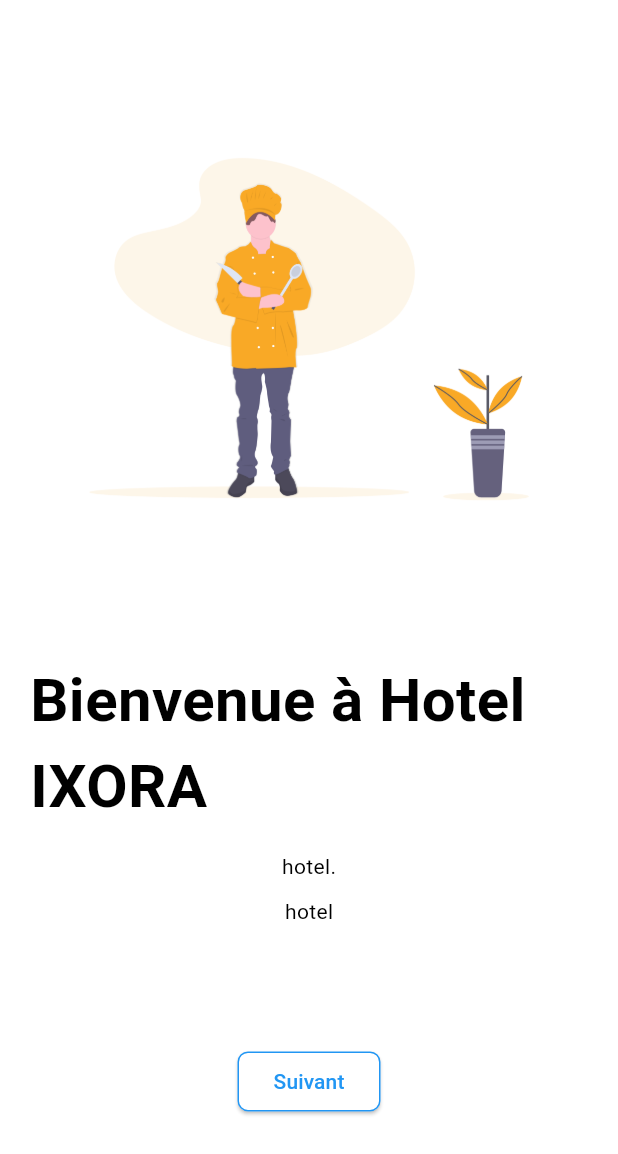
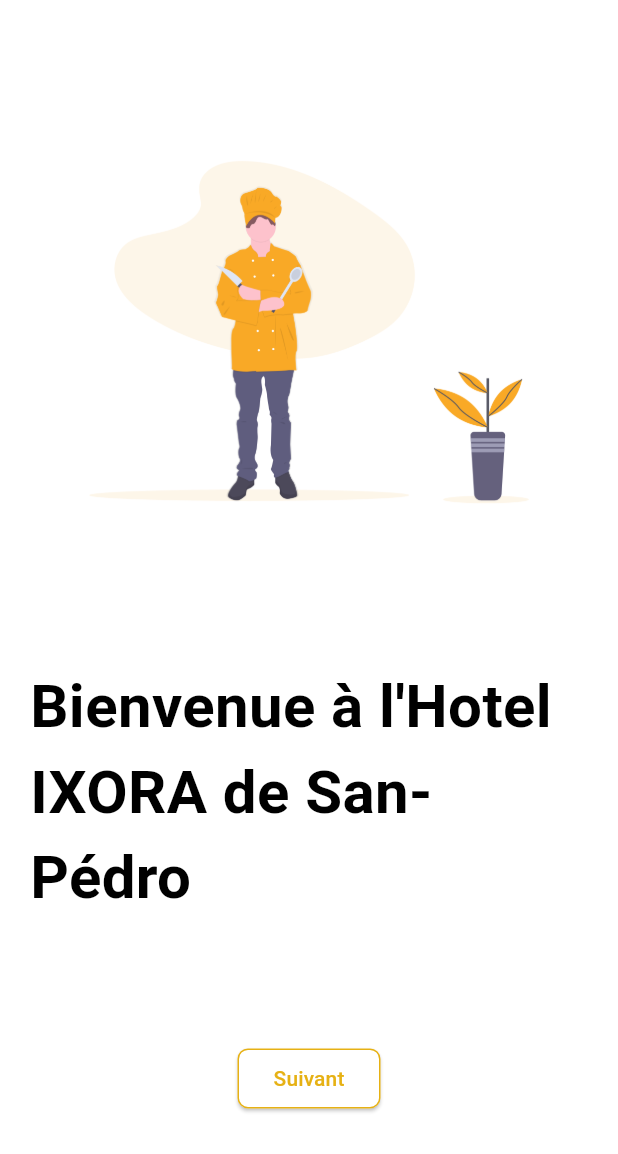
Before and after one commit to koneahmedsalim/To-do-app, a Flutter app: the screen it shows after launch, on a phone screen of 412 x 824 dp. Shown: the top 1154 px of the screen. Run offline on Flutter 3.47's test engine with Material 3 defaults, Android fonts, the phone set to English and light mode, and no system bars; our stand-ins replace flutter_credit_card; missing offline and left inert: dart:ffi, qr_code_scanner.

```diff
--- a/lib/overview/onboarding_one.dart
+++ b/lib/overview/onboarding_one.dart
@@ -8,7 +8,9 @@ class OnboardingOne extends StatelessWidget {
 
   @override
   Widget build(BuildContext context) {
-    return Padding(
+    return Container(
+      color: Colors.white, // Fond en blanc
+      child: Padding(
         padding: const EdgeInsets.symmetric(horizontal: 20),
         child: Column(
           mainAxisAlignment: MainAxisAlignment.spaceEvenly,
@@ -19,22 +21,8 @@ class OnboardingOne extends StatelessWidget {
             const Column(
               children: [
                 Text(
-                "Bienvenue à Hotel IXORA",
+                  "Bienvenue à l'Hotel IXORA de San-Pédro",
                   style: TextStyle(fontSize: 40, fontWeight: FontWeight.bold),
-              ),
-              SizedBox(
-                height: 15,
-              ),
-              Text(
-                "hotel.",
-                style: TextStyle(fontSize: 14, fontWeight: FontWeight.w400),
-              ),
-              SizedBox(
-                height: 10,
-              ),
-              Text(
-                "hotel",
-                style: TextStyle(fontSize: 14, fontWeight: FontWeight.w400),
                 ),
               ],
             ),
@@ -43,26 +31,34 @@ class OnboardingOne extends StatelessWidget {
               children: [
                 ElevatedButton(
                   style: ElevatedButton.styleFrom(
-                  backgroundColor: Colors.white,
-                  side: const BorderSide(color: Colors.blue),
+                    backgroundColor: const Color.fromARGB(255, 255, 255, 255),
+                    side: const BorderSide(
+                      color: Color.fromARGB(255, 230, 177, 20),
+                    ),
                     shape: RoundedRectangleBorder(
-                      borderRadius: BorderRadius.circular(7)),
+                      borderRadius: BorderRadius.circular(7),
+                    ),
                   ),
                   onPressed: () {
                     Navigator.push(
                       context,
-                    MaterialPageRoute(builder: (context) => LoginOrRegister()),
+                      MaterialPageRoute(
+                        builder: (context) => LoginOrRegister(),
+                      ),
                     );
                   },
                   child: const Text(
                     'Suivant',
-                  style: TextStyle(color: Colors.blue),
+                    style: TextStyle(
+                      color: Color.fromARGB(255, 230, 177, 20),
+                    ),
                   ),
                 ),
               ],
             ),
           ],
         ),
+      ),
     );
   }
 }
--- a/pubspec.yaml
+++ b/pubspec.yaml
@@ -37,6 +37,7 @@ dependencies:
   provider: ^6.1.2
   qr_code_scanner: ^1.0.1
   collection: ^1.18.0
+  flutter_credit_card: ^4.0.1
 
 dev_dependencies:
   flutter_test:
```
Also changed, not shown: lib/pages/Delivery_page.dart (added, +10 -0 lines), lib/pages/payement_page.dart (+89 -4 lines), lib/pages/register_page.dart (+2 -7 lines), lib/pages/commande_suivis.dart (added), pubspec.lock. Lines whose indentation alone changed are shown as unchanged.
